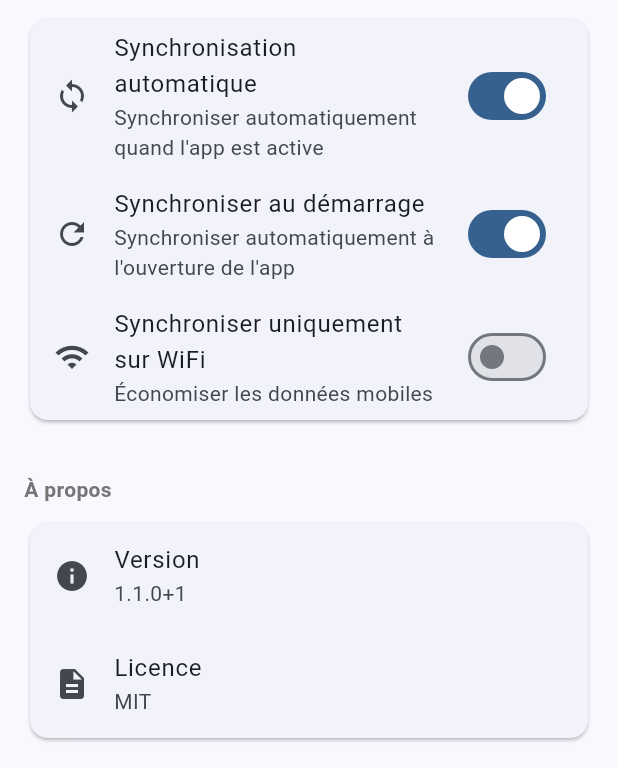
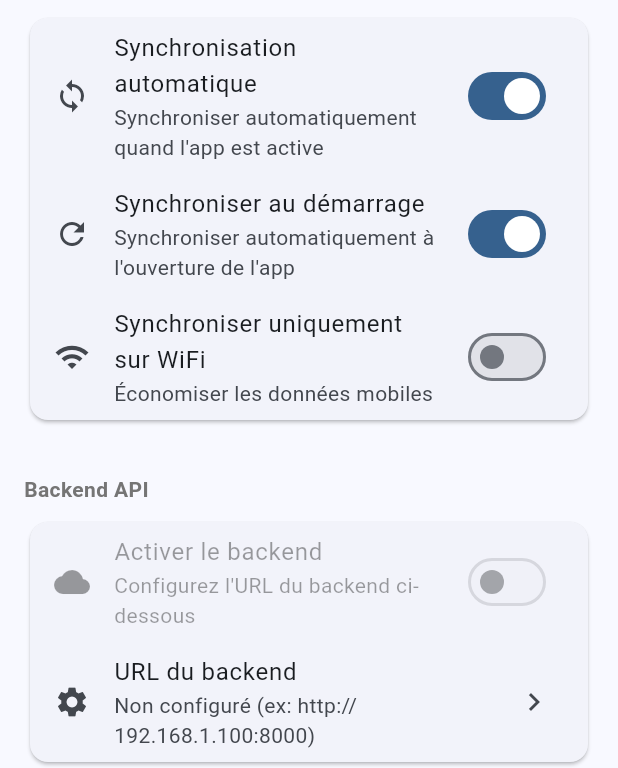
Before and after one commit to arkalia-luna-system/arkalia-cia, a Flutter app: the SettingsScreen screen opened directly, scrolled down 188 dp, on a phone screen of 412 x 824 dp, the part 468-1236 px from its top. Run offline on Flutter 3.47's test engine with Material 3 defaults, Android fonts, the phone set to English and light mode, and no system bars; our stand-ins replace connectivity_plus, file_picker, flutter_contacts, flutter_local_notifications, flutter_secure_storage, local_auth and 5 more; missing offline and left inert: device_calendar, encrypt; accounts and stored records are empty.

```diff
--- a/arkalia_cia/lib/screens/settings_screen.dart
+++ b/arkalia_cia/lib/screens/settings_screen.dart
@@ -2,6 +2,7 @@ import 'package:flutter/material.dart';
 import '../services/theme_service.dart';
 import '../services/auth_service.dart';
 import '../services/auto_sync_service.dart';
+import '../services/backend_config_service.dart';
 
 /// Écran de paramètres de l'application
 class SettingsScreen extends StatefulWidget {
@@ -20,6 +21,9 @@ class _SettingsScreenState extends State<SettingsScreen> {
   bool _syncOnlyOnWifi = false;
   DateTime? _lastSyncTime;
   Map<String, dynamic>? _lastSyncStats;
+  String _backendUrl = '';
+  bool _backendEnabled = false;
+  bool _isTestingConnection = false;
 
   @override
   void initState() {
@@ -43,6 +47,8 @@ class _SettingsScreenState extends State<SettingsScreen> {
     final syncOnlyOnWifi = await AutoSyncService.isSyncOnlyOnWifi();
     final lastSyncTime = await AutoSyncService.getLastSyncTime();
     final lastSyncStats = await AutoSyncService.getLastSyncStats();
+    final backendUrl = await BackendConfigService.getBackendURL();
+    final backendEnabled = await BackendConfigService.isBackendEnabled();
 
     if (mounted) {
       setState(() {
@@ -54,6 +60,8 @@ class _SettingsScreenState extends State<SettingsScreen> {
         _syncOnlyOnWifi = syncOnlyOnWifi;
         _lastSyncTime = lastSyncTime;
         _lastSyncStats = lastSyncStats;
+        _backendUrl = backendUrl;
+        _backendEnabled = backendEnabled;
       });
     }
   }
@@ -190,6 +198,55 @@ class _SettingsScreenState extends State<SettingsScreen> {
           ),
           const SizedBox(height: 16),
 
+          // Section Backend
+          _buildSectionTitle('Backend API'),
+          Card(
+            child: Column(
+              children: [
+                SwitchListTile(
+                  secondary: const Icon(Icons.cloud),
+                  title: const Text('Activer le backend'),
+                  subtitle: Text(_backendUrl.isEmpty
+                    ? 'Configurez l\'URL du backend ci-dessous'
+                    : 'Backend: $_backendUrl'),
+                  value: _backendEnabled,
+                  onChanged: _backendUrl.isEmpty ? null : (value) async {
+                    await BackendConfigService.setBackendEnabled(value);
+                    setState(() {
+                      _backendEnabled = value;
+                    });
+                  },
+                ),
+                ListTile(
+                  leading: const Icon(Icons.settings),
+                  title: const Text('URL du backend'),
+                  subtitle: Text(_backendUrl.isEmpty
+                    ? 'Non configuré (ex: http://192.168.1.100:8000)'
+                    : _backendUrl),
+                  trailing: Row(
+                    mainAxisSize: MainAxisSize.min,
+                    children: [
+                      if (_backendUrl.isNotEmpty && !_isTestingConnection)
+                        IconButton(
+                          icon: const Icon(Icons.check_circle, color: Colors.green),
+                          onPressed: _testBackendConnection,
+                          tooltip: 'Tester la connexion',
+                        ),
+                      const Icon(Icons.chevron_right),
+                    ],
+                  ),
+                  onTap: _showBackendConfigDialog,
+                ),
+                if (_isTestingConnection)
+                  const Padding(
+                    padding: EdgeInsets.all(16.0),
+                    child: Center(child: CircularProgressIndicator()),
+                  ),
+              ],
+            ),
+          ),
+          const SizedBox(height: 16),
+
           // Section À propos
           _buildSectionTitle('À propos'),
           const Card(
@@ -291,4 +348,102 @@ class _SettingsScreenState extends State<SettingsScreen> {
       );
     }
   }
+
+  Future<void> _showBackendConfigDialog() async {
+    final urlController = TextEditingController(text: _backendUrl);
+
+    final result = await showDialog<Map<String, dynamic>>(
+      context: context,
+      builder: (context) => AlertDialog(
+        title: const Text('Configuration Backend'),
+        content: SingleChildScrollView(
+          child: Column(
+            mainAxisSize: MainAxisSize.min,
+            crossAxisAlignment: CrossAxisAlignment.start,
+            children: [
+              const Text(
+                'Entrez l\'URL du backend API.\n\n'
+                'Sur mobile (iPad/S25), utilisez l\'IP locale de votre Mac, par exemple:\n'
+                'http://192.168.1.100:8000\n\n'
+                '⚠️ Ne pas utiliser localhost sur mobile !',
+                style: TextStyle(fontSize: 14),
+              ),
+              const SizedBox(height: 16),
+              TextField(
+                controller: urlController,
+                decoration: const InputDecoration(
+                  labelText: 'URL du backend',
+                  hintText: 'http://192.168.1.100:8000',
+                  border: OutlineInputBorder(),
+                ),
+                keyboardType: TextInputType.url,
+              ),
+            ],
+          ),
+        ),
+        actions: [
+          TextButton(
+            onPressed: () => Navigator.pop(context),
+            child: const Text('Annuler'),
+          ),
+          ElevatedButton(
+            onPressed: () {
+              final url = urlController.text.trim();
+              if (url.isNotEmpty && (url.startsWith('http://') || url.startsWith('https://'))) {
+                Navigator.pop(context, {'url': url});
+              } else {
+                ScaffoldMessenger.of(context).showSnackBar(
+                  const SnackBar(
+                    content: Text('URL invalide. Doit commencer par http:// ou https://'),
+                    backgroundColor: Colors.red,
+                  ),
+                );
+              }
+            },
+            child: const Text('Enregistrer'),
+          ),
+        ],
+      ),
+    );
+
+    if (result != null && result['url'] != null) {
+      await BackendConfigService.setBackendURL(result['url'] as String);
+      await _loadSettings();
+
+      if (mounted) {
+        ScaffoldMessenger.of(context).showSnackBar(
+          const SnackBar(
+            content: Text('URL du backend enregistrée'),
+            backgroundColor: Colors.green,
+          ),
+        );
+      }
+    }
+  }
+
+  Future<void> _testBackendConnection() async {
+    if (_backendUrl.isEmpty) return;
+
+    setState(() {
+      _isTestingConnection = true;
+    });
+
+    final isConnected = await BackendConfigService.testConnection(_backendUrl);
+
+    if (mounted) {
+      setState(() {
+        _isTestingConnection = false;
+      });
+
+      ScaffoldMessenger.of(context).showSnackBar(
+        SnackBar(
+          content: Text(isConnected
+            ? '✅ Connexion réussie au backend !'
+            : '❌ Impossible de se connecter au backend. Vérifiez l\'URL et que le backend est démarré.'),
+          backgroundColor: isConnected ? Colors.green : Colors.red,
+          duration: const Duration(seconds: 3),
+        ),
+      );
+    }
+  }
 }
--- a/arkalia_cia/lib/services/api_service.dart
+++ b/arkalia_cia/lib/services/api_service.dart
@@ -15,12 +15,29 @@ class ApiService {
     'Content-Type': 'application/json',
   };
 
+  /// Vérifie si le backend est configuré et disponible
+  static Future<bool> isBackendConfigured() async {
+    final url = await baseUrl;
+    if (url.isEmpty) {
+      return false;
+    }
+    return await BackendConfigService.isBackendEnabled();
+  }
+
   // === DOCUMENTS ===
 
   /// Upload un document PDF
   static Future<Map<String, dynamic>> uploadDocument(File pdfFile) async {
     try {
       final url = await baseUrl;
+      if (url.isEmpty) {
+        return {
+          'success': false,
+          'error': 'Backend non configuré. Configurez l\'URL du backend dans les paramètres.',
+          'backend_not_configured': true,
+        };
+      }
+
       var request = http.MultipartRequest(
         'POST',
         Uri.parse('$url/api/documents/upload'),
@@ -62,6 +79,16 @@ class ApiService {
     return RetryHelper.retryOnNetworkError(
       fn: () async {
         final url = await baseUrl;
+        if (url.isEmpty) {
+          // Retourner le cache si disponible, sinon liste vide
+          if (cached != null && cached is List) {
+            return List<Map<String, dynamic>>.from(
+              cached.map((item) => item as Map<String, dynamic>)
+            );
+          }
+          return <Map<String, dynamic>>[];
+        }
+
         final response = await http
             .get(
               Uri.parse('$url/api/documents'),
--- a/arkalia_cia/lib/services/backend_config_service.dart
+++ b/arkalia_cia/lib/services/backend_config_service.dart
@@ -1,16 +1,34 @@
+import 'dart:io';
 import 'package:shared_preferences/shared_preferences.dart';
 import 'package:http/http.dart' as http;
+import 'package:flutter/foundation.dart';
 
 /// Service de configuration du backend API
 class BackendConfigService {
   static const String _backendUrlKey = 'backend_api_url';
   static const String _backendEnabledKey = 'backend_enabled';
-  static const String _defaultUrl = 'http://localhost:8000';
 
   /// Récupère l'URL du backend depuis les préférences
   static Future<String> getBackendURL() async {
     final prefs = await SharedPreferences.getInstance();
-    return prefs.getString(_backendUrlKey) ?? _defaultUrl;
+    final savedUrl = prefs.getString(_backendUrlKey);
+
+    // Si aucune URL n'est configurée, retourner une chaîne vide
+    // L'app devra demander à l'utilisateur de configurer l'URL
+    if (savedUrl == null || savedUrl.isEmpty) {
+      return '';
+    }
+
+    // Si l'URL contient localhost ou 127.0.0.1, remplacer par une IP vide
+    // pour forcer la reconfiguration sur mobile
+    if (savedUrl.contains('localhost') || savedUrl.contains('127.0.0.1')) {
+      if (!kIsWeb && (Platform.isAndroid || Platform.isIOS)) {
+        debugPrint('⚠️ localhost détecté sur mobile - URL invalide, retour vide');
+        return '';
+      }
+    }
+
+    return savedUrl;
   }
 
   /// Définit l'URL du backend
```
Also changed, not shown: 8 other files.
